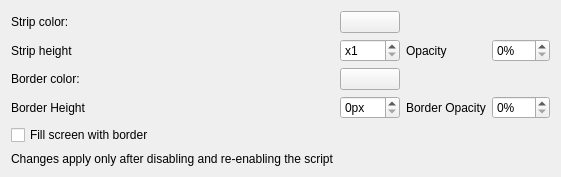
Above: src/contents/ui/config.ui from juanma1980/mosestrip before the change. Below: the same form after it.
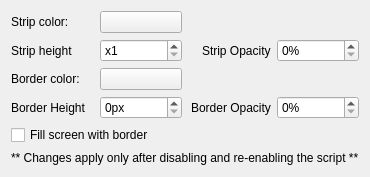
That is the form after the change. Custom widgets are drawn as their Qt base class.

The edit to the form file:
```diff
--- a/src/contents/ui/config.ui
+++ b/src/contents/ui/config.ui
@@ -45,10 +45,10 @@
        </property>
       </widget>
      </item>
-   <item row="1" column="2">
+   <item row="1" column="2" alignment="Qt::AlignRight">
       <widget class="QLabel" name="label_2">
        <property name="text">
-        <string>Opacity</string>
+        <string>Strip Opacity</string>
        </property>
       </widget>
      </item>
@@ -99,7 +99,7 @@
        </property>
       </widget>
      </item>
-   <item row="3" column="2">
+   <item row="3" column="2" alignment="Qt::AlignRight">
       <widget class="QLabel" name="label_4">
        <property name="text">
         <string>Border Opacity</string>
@@ -119,17 +119,17 @@
        </property>
       </widget>
      </item>
-   <item row="4" column="0">
+   <item row="4" column="0" colspan="3">
       <widget class="QCheckBox" name="kcfg_FillBorder">
        <property name="text">
         <string>Fill screen with border</string>
        </property>
       </widget>
     </item>
-	<item row="5" column="0">
+	<item row="5" column="0" colspan="4" alignment="Qt::AlignCenter">
       <widget class="QLabel" name="label" >
         <property name="text">
-         <string>Changes apply only after disabling and re-enabling the script</string>
+         <string>** Changes apply only after disabling and re-enabling the script **</string>
   		</property>
   	  </widget>
     </item>
```
